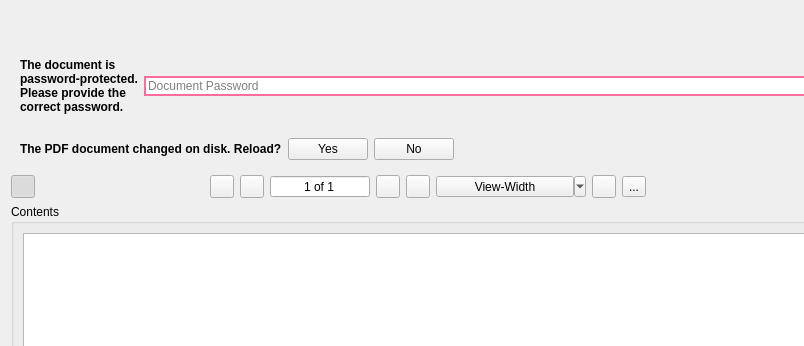
Above: UI/wise-pdf-view.ui from textbrowser/wise before the change; both pictures show x 0 to 804 and y 0 to 346 of the 885 by 800 pixel window. Below: the same form after it.
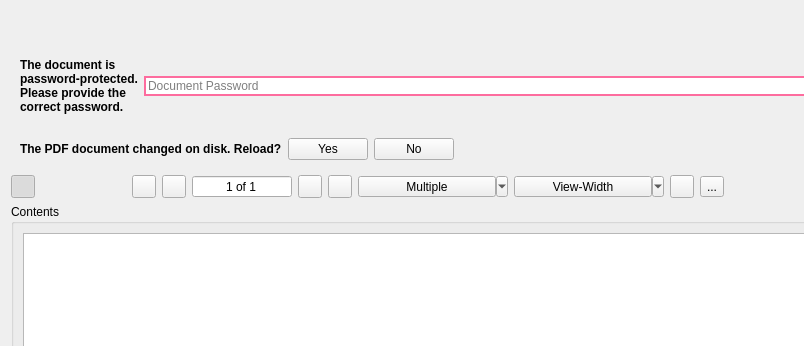
That is the form after the change. Icons and pictures are not drawn.

Commit message: Moved Settings -> Page Mode into PDF view.

```diff
--- a/UI/wise-pdf-view.ui
+++ b/UI/wise-pdf-view.ui
@@ -229,6 +229,25 @@
        </property>
       </widget>
      </item>
+     <item>
+      <widget class="QToolButton" name="page_mode">
+       <property name="minimumSize">
+        <size>
+         <width>150</width>
+         <height>0</height>
+        </size>
+       </property>
+       <property name="text">
+        <string>Multiple</string>
+       </property>
+       <property name="popupMode">
+        <enum>QToolButton::ToolButtonPopupMode::MenuButtonPopup</enum>
+       </property>
+       <property name="toolButtonStyle">
+        <enum>Qt::ToolButtonStyle::ToolButtonTextBesideIcon</enum>
+       </property>
+      </widget>
+     </item>
      <item>
       <widget class="QToolButton" name="view_size">
        <property name="minimumSize">
```
Left out of the diff: 1 changed line with no effect on the pictures. The commit also changes 7 other files.
